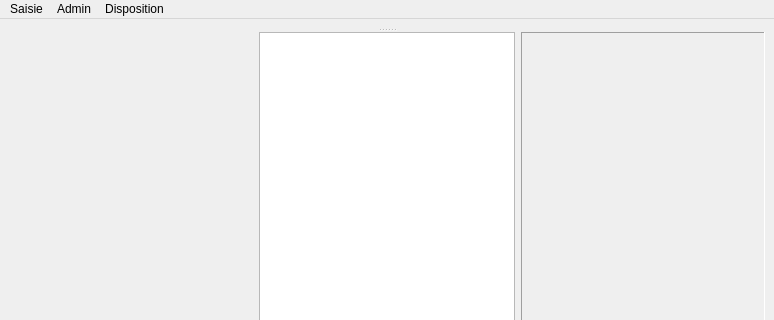
Before: the Qt Designer form src/Gui/Masque/MainMasque.ui in chani2022/python, drawn with Qt 5; both pictures show x 0 to 774 and y 0 to 320 of the 774 by 642 pixel window.
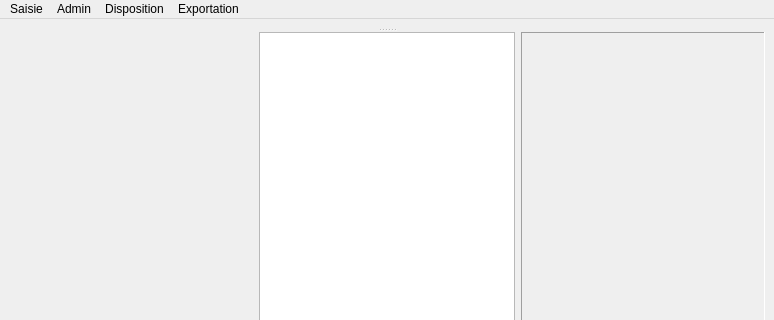
After: the same form once the commit is applied.

Commit message: exportation excel ok

Diff of the .ui file:
```diff
--- a/src/Gui/Masque/MainMasque.ui
+++ b/src/Gui/Masque/MainMasque.ui
@@ -115,9 +115,16 @@
     </property>
     <addaction name="action_intervertir_les_champs"/>
    </widget>
+   <widget class="QMenu" name="menu_exportation">
+    <property name="title">
+     <string>Exportation</string>
+    </property>
+    <addaction name="action_exporter"/>
+   </widget>
    <addaction name="menu_saisie"/>
    <addaction name="menuAdmin"/>
    <addaction name="menuDisposition"/>
+   <addaction name="menu_exportation"/>
   </widget>
   <widget class="QStatusBar" name="status_bar"/>
   <action name="action_chargement">
```
Left out of the diff: 5 changed lines with no effect on the pictures. The commit also changes 15 other files.
